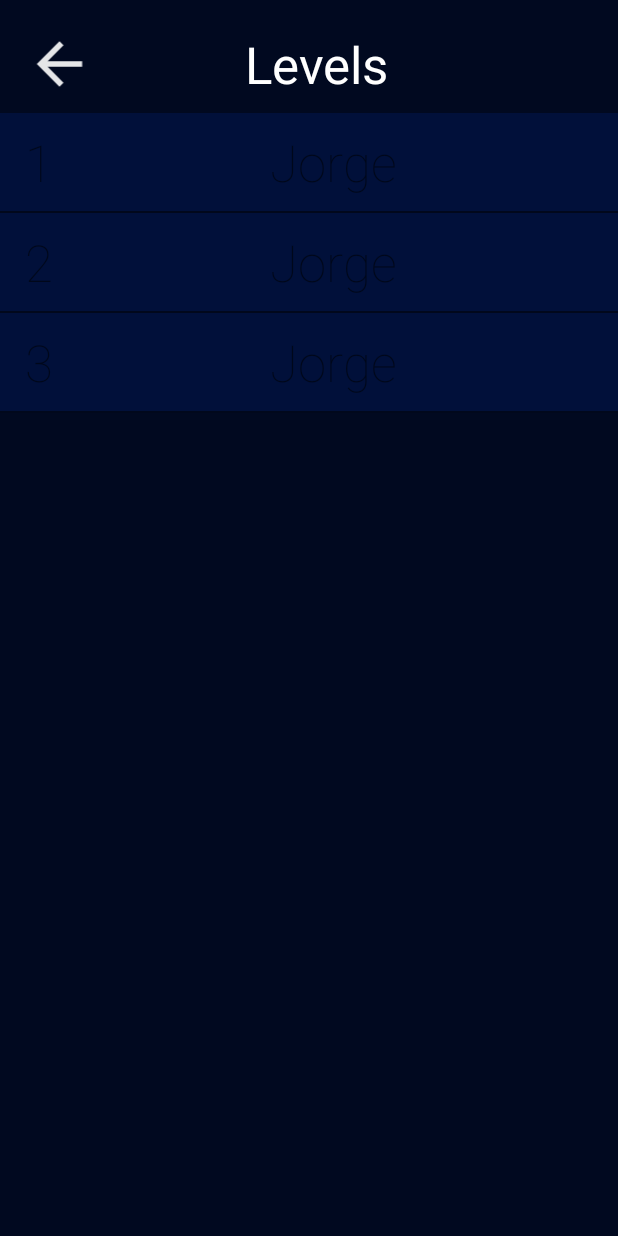
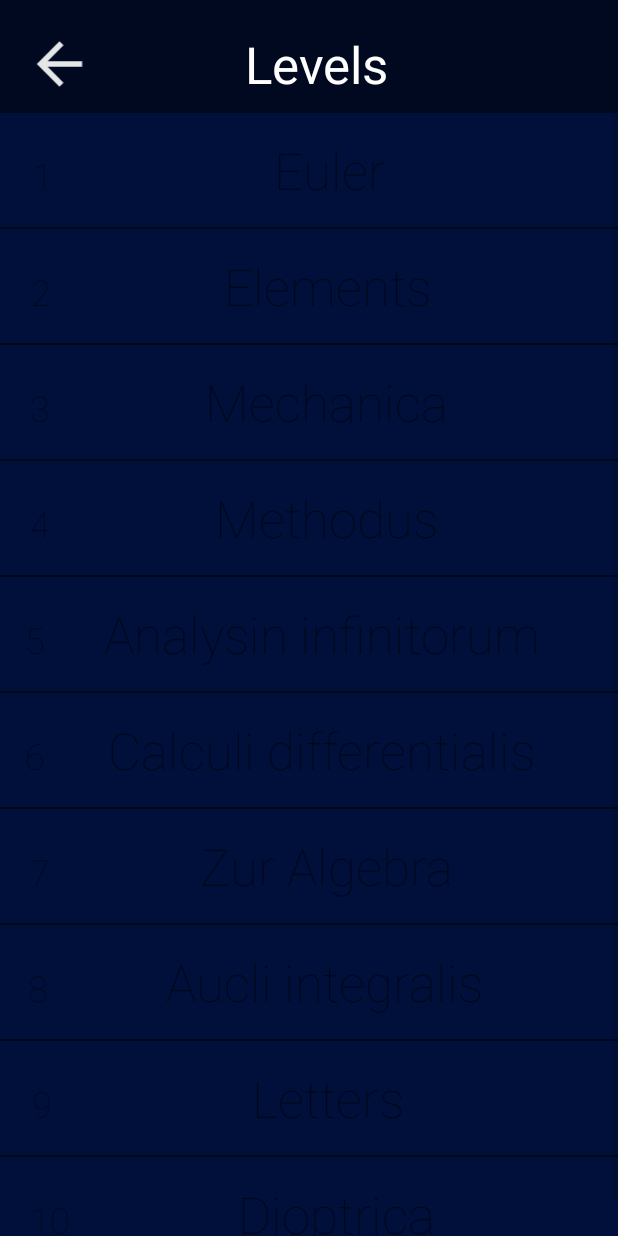
Before and after one commit to jcrucesdeveloper/Euler-1, an Android app: the ListLevels screen opened directly, with no data from a screen before it, on a phone screen of 412 x 824 dp. Run offline under Robolectric (Android 15) with nearby library versions, the phone set to English and light mode, and no system bars.

Commit message:
LevelsActivity done

```diff
--- a/app/src/main/java/com/jorgecruces/euler1/CustomAdapter.java
+++ b/app/src/main/java/com/jorgecruces/euler1/ListLevel/CustomAdapter.java
@@ -1,4 +1,4 @@
-package com.jorgecruces.euler1;
+package com.jorgecruces.euler1.ListLevel;
 
 import android.content.Context;
 import android.view.LayoutInflater;
@@ -6,6 +6,8 @@ import android.view.View;
 import android.view.ViewGroup;
 import android.widget.BaseAdapter;
 import android.widget.TextView;
+
+import com.jorgecruces.euler1.R;
 
 import java.util.List;
 
--- a/app/src/main/java/com/jorgecruces/euler1/LevelElement.java
+++ b/app/src/main/java/com/jorgecruces/euler1/ListLevel/LevelElement.java
@@ -1,4 +1,4 @@
-package com.jorgecruces.euler1;
+package com.jorgecruces.euler1.ListLevel;
 
 public class LevelElement
 {
--- a/app/src/main/java/com/jorgecruces/euler1/ListLevels.java
+++ b/app/src/main/java/com/jorgecruces/euler1/ListLevels.java
@@ -5,7 +5,12 @@ import androidx.appcompat.app.AppCompatActivity;
 import android.content.Intent;
 import android.os.Bundle;
 import android.view.View;
+import android.widget.AdapterView;
 import android.widget.ListView;
+import android.widget.Toast;
+
+import com.jorgecruces.euler1.ListLevel.CustomAdapter;
+import com.jorgecruces.euler1.ListLevel.LevelElement;
 
 import java.util.ArrayList;
 import java.util.List;
@@ -16,6 +21,21 @@ public class ListLevels extends AppCompatActivity
     private ListView listViewLevels;
     private List<LevelElement> levelElementList;
 
+    public List<LevelElement> getLevelElements()
+    {
+        levelElementList = new ArrayList<>();
+        String[] titlesArray = getResources().getStringArray(R.array.levels_name);
+
+        int levelNumber = 1;
+        for (String title : titlesArray)
+        {
+            levelElementList.add(new LevelElement(title,Integer.toString(levelNumber)));
+            levelNumber++;
+        }
+
+        return levelElementList;
+    }
+
     @Override
     protected void onCreate(Bundle savedInstanceState)
     {
@@ -24,15 +44,21 @@ public class ListLevels extends AppCompatActivity
 
         listViewLevels = (ListView) findViewById(R.id.listViewLevelElements);
 
-        levelElementList = new ArrayList<>();
-        levelElementList.add(new LevelElement("Jorge","1"));
-        levelElementList.add(new LevelElement("Jorge","2"));
-        levelElementList.add(new LevelElement("Jorge","3"));
-
-        CustomAdapter adapter = new CustomAdapter(this,levelElementList);
+        CustomAdapter adapter = new CustomAdapter(this,getLevelElements());
         listViewLevels.setAdapter(adapter);
 
+        listViewLevels.setOnItemClickListener(new AdapterView.OnItemClickListener(){
+
+            @Override
+            public void onItemClick(AdapterView<?> adapterView, View view, int i, long l)
+            {
+                LevelElement element = levelElementList.get(i);
+                Toast.makeText(getBaseContext(), element.getLevelTitle(), Toast.LENGTH_SHORT).show();
+            }
+        });
+
     }
+
 
 
 
--- a/app/src/main/res/layout/list_view_element.xml
+++ b/app/src/main/res/layout/list_view_element.xml
@@ -3,7 +3,7 @@
     android:layout_width="match_parent"
     android:layout_height="match_parent"
     android:background="#01103A"
-    android:padding="10dp">
+    android:padding="15dp">
 
     <TextView
         android:id="@+id/textViewLevelNumber"
@@ -13,7 +13,7 @@
         android:fontFamily="sans-serif-thin"
         android:text="1"
         android:textAlignment="center"
-        android:textSize="34sp" />
+        android:textSize="24sp" />
 
     <TextView
         android:id="@+id/textViewLevelTitle"
--- /dev/null
+++ b/app/src/main/res/values/levels_name.xml
@@ -0,0 +1,16 @@
+<?xml version="1.0" encoding="utf-8"?>
+<resources>
+        <string-array name="levels_name">
+                <item>Euler</item>
+                <item>Elements</item>
+                <item>Mechanica</item>
+                <item>Methodus</item>
+                <item>Analysin infinitorum</item>
+                <item>Calculi differentialis</item>
+                <item>Zur Algebra</item>
+                <item>Aucli integralis</item>
+                <item>Letters</item>
+                <item>Dioptrica</item>
+        </string-array>
+
+</resources>
```
Also changed, not shown: app/src/main/AndroidManifest.xml (+5 -6 lines), app/src/main/java/com/jorgecruces/euler1/NumbersLevels.java (added, +14 -0 lines), app/src/main/res/layout/activity_numbers_levels.xml (added, +9 -0 lines).
